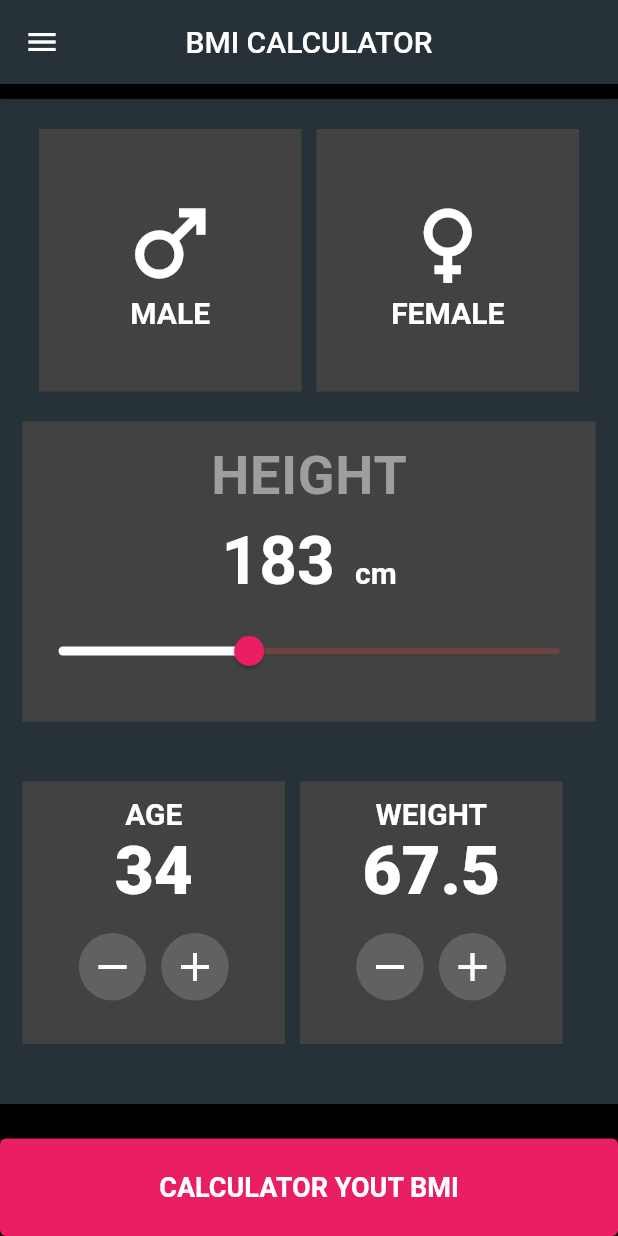
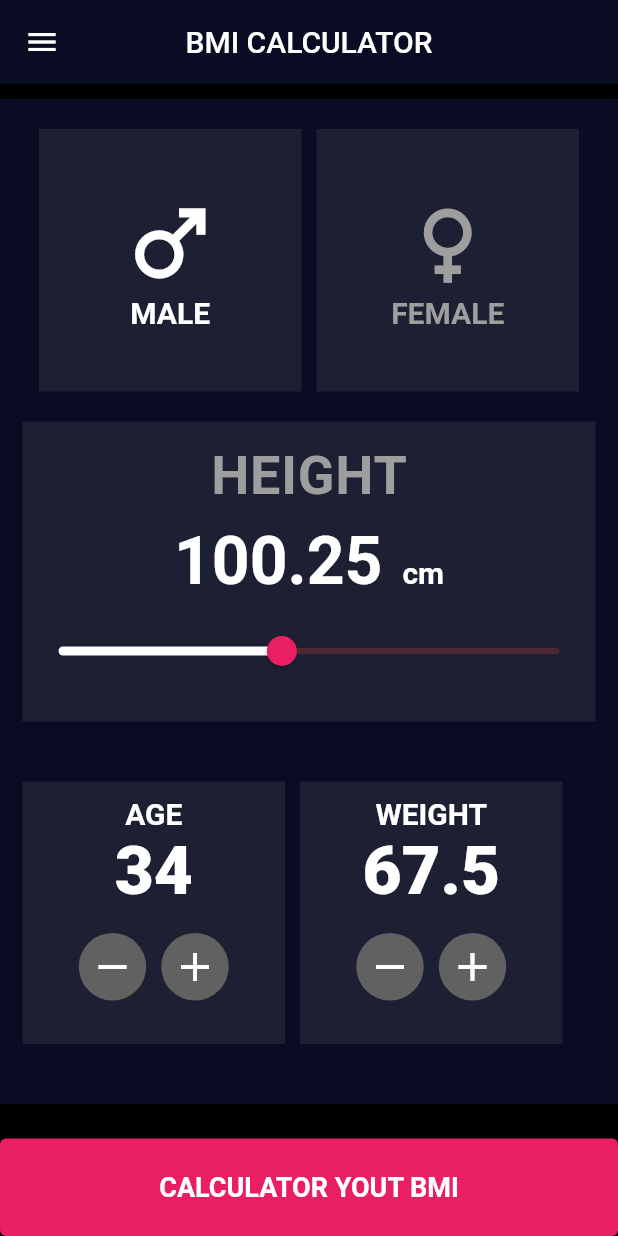
Before and after one commit to AnewZzz/bmi-flutter, a Flutter app: the screen it shows after launch, on a phone screen of 412 x 824 dp. Run offline on Flutter 3.47's test engine with Material 2 defaults, Android fonts, the phone set to English and light mode, and no system bars.

Commit message:
first commit

```diff
--- a/lib/HomePage.dart
+++ b/lib/HomePage.dart
@@ -12,6 +12,14 @@ class _HomePageState extends State<HomePage> {
   int age = 34;
   double weight = 67.5;
 
+  double sliderValue = 100.25;
+  double minValue = 20;
+  double maxValue = 200;
+
+  bool gender = true;
+
+  double? bmiResult;
+
   @override
   Widget build(BuildContext context) {
     return Scaffold(
@@ -22,9 +30,17 @@ class _HomePageState extends State<HomePage> {
         child: ElevatedButton(
             style: ElevatedButton.styleFrom(backgroundColor: Colors.pink),
             onPressed: () {
-              Navigator.push(context,
-                  MaterialPageRoute(builder: (context) => ResultPage()));
-              ;
+              bmiResult = (weight / sliderValue / sliderValue) * 10000;
+              Navigator.push(
+                  context,
+                  MaterialPageRoute(
+                      builder: (context) => ResultPage(
+                            bmiResult: bmiResult ?? 0.0,
+                          )));
+
+              // print('${(weight / sliderValue / sliderValue) * 10000}');
+
+              print(bmiResult);
             },
             child: Text(
               'Calculator yout bmi'.toUpperCase(),
@@ -35,7 +51,7 @@ class _HomePageState extends State<HomePage> {
             )),
       ),
       appBar: AppBar(
-        backgroundColor: Colors.blueGrey.shade900,
+        backgroundColor: Color(0xff0a0c23),
         leading: IconButton(onPressed: () {}, icon: Icon(Icons.menu)),
         title: Text('BMI Calculator'.toUpperCase()),
         centerTitle: true,
@@ -45,7 +61,7 @@ class _HomePageState extends State<HomePage> {
           margin: const EdgeInsets.only(top: 10),
           padding: EdgeInsets.symmetric(horizontal: 15),
           width: double.infinity,
-          color: Colors.blueGrey.shade900,
+          color: Color(0xff0a0c23),
           child: Column(children: [
             // General Widget
             Padding(
@@ -53,50 +69,69 @@ class _HomePageState extends State<HomePage> {
               child: Row(
                 mainAxisAlignment: MainAxisAlignment.center,
                 children: [
-                  Container(
+                  InkWell(
+                    onTap: () {
+                      print('male selected');
+                      setState(() {
+                        gender = !gender;
+                      });
+                    },
+                    child: Container(
                       height: 175,
                       width: 175,
-                    color: Colors.grey.shade800,
+                      color: Color(0xff1d2033),
                       child: Column(
                           mainAxisAlignment: MainAxisAlignment.center,
                           children: [
                             Icon(
                               Icons.male,
-                            color: Colors.white,
+                              color: gender ? Colors.white : Colors.grey,
                               size: 70,
                             ),
                             Text(
                               'Male'.toUpperCase(),
                               style: TextStyle(
                                   fontSize: 20,
-                                color: Colors.white,
+                                  color: gender ? Colors.white : Colors.grey,
                                   fontWeight: FontWeight.w600),
                             )
                           ]),
                     ),
+                  ),
                   SizedBox(
                     width: 10,
                   ),
-                  Container(
+                  InkWell(
+                    onTap: () {
+                      print('Female Selected');
+                      setState(() {
+                        gender = !gender;
+                      });
+                    },
+                    child: Container(
                       height: 175,
                       width: 175,
-                    color: Colors.grey.shade800,
+                      color: Color(0xff1d2033),
                       child: Column(
                           mainAxisAlignment: MainAxisAlignment.center,
                           children: [
                             Icon(
                               Icons.female,
-                            color: Colors.white,
+                              color:
+                                  gender == false ? Colors.white : Colors.grey,
                               size: 70,
                             ),
                             Text(
                               'Female'.toUpperCase(),
                               style: TextStyle(
                                   fontSize: 20,
-                                color: Colors.white,
+                                  color: gender == false
+                                      ? Colors.white
+                                      : Colors.grey,
                                   fontWeight: FontWeight.w600),
                             )
                           ]),
+                    ),
                   )
                 ],
               ),
@@ -106,7 +141,7 @@ class _HomePageState extends State<HomePage> {
             Container(
               width: double.infinity,
               height: 200,
-              color: Colors.grey.shade800,
+              color: Color(0xff1d2033),
               padding: EdgeInsets.symmetric(vertical: 15),
               child: Column(
                 children: [
@@ -125,7 +160,7 @@ class _HomePageState extends State<HomePage> {
                   RichText(
                       text: TextSpan(children: [
                     TextSpan(
-                      text: '183',
+                      text: sliderValue.toStringAsFixed(2),
                       style: TextStyle(
                           color: Colors.white,
                           fontSize: 44,
@@ -146,10 +181,14 @@ class _HomePageState extends State<HomePage> {
                   Slider(
                       activeColor: Colors.white,
                       thumbColor: Colors.pink,
-                      value: 100.89,
-                      min: 40,
-                      max: 200,
-                      onChanged: (value) {})
+                      value: sliderValue,
+                      min: minValue,
+                      max: maxValue,
+                      onChanged: (value) {
+                        setState(() {
+                          sliderValue = value;
+                        });
+                      })
                 ],
               ),
             ),
@@ -165,7 +204,7 @@ class _HomePageState extends State<HomePage> {
                   Container(
                     height: 175,
                     width: 175,
-                    color: Colors.grey.shade800,
+                    color: Color(0xff1d2033),
                     child: Column(
                       children: [
                         SizedBox(
@@ -191,7 +230,13 @@ class _HomePageState extends State<HomePage> {
                         Row(
                           mainAxisAlignment: MainAxisAlignment.center,
                           children: [
-                            Container(
+                            InkWell(
+                              onTap: () {
+                                setState(() {
+                                  age--;
+                                });
+                              },
+                              child: Container(
                                 height: 45,
                                 width: 45,
                                 decoration: BoxDecoration(
@@ -204,10 +249,17 @@ class _HomePageState extends State<HomePage> {
                                   size: 32,
                                 ),
                               ),
+                            ),
                             SizedBox(
                               width: 10,
                             ),
-                            Container(
+                            InkWell(
+                              onTap: () {
+                                setState(() {
+                                  age++;
+                                });
+                              },
+                              child: Container(
                                 height: 45,
                                 width: 45,
                                 decoration: BoxDecoration(
@@ -217,6 +269,7 @@ class _HomePageState extends State<HomePage> {
                                   Icons.add,
                                   color: Colors.white,
                                   size: 32,
+                                ),
                               ),
                             )
                           ],
@@ -230,7 +283,7 @@ class _HomePageState extends State<HomePage> {
                   Container(
                     height: 175,
                     width: 175,
-                    color: Colors.grey.shade800,
+                    color: Color(0xff1d2033),
                     child: Column(
                       children: [
                         SizedBox(
@@ -256,7 +309,13 @@ class _HomePageState extends State<HomePage> {
                         Row(
                           mainAxisAlignment: MainAxisAlignment.center,
                           children: [
-                            Container(
+                            InkWell(
+                              onTap: () {
+                                setState(() {
+                                  weight = weight - 0.5;
+                                });
+                              },
+                              child: Container(
                                 height: 45,
                                 width: 45,
                                 decoration: BoxDecoration(
@@ -269,10 +328,17 @@ class _HomePageState extends State<HomePage> {
                                   size: 32,
                                 ),
                               ),
+                            ),
                             SizedBox(
                               width: 10,
                             ),
-                            Container(
+                            InkWell(
+                              onTap: () {
+                                setState(() {
+                                  weight = weight + 0.5;
+                                });
+                              },
+                              child: Container(
                                 height: 45,
                                 width: 45,
                                 decoration: BoxDecoration(
@@ -282,6 +348,7 @@ class _HomePageState extends State<HomePage> {
                                   Icons.add,
                                   color: Colors.white,
                                   size: 32,
+                                ),
                               ),
                             ),
                           ],
```
Also changed, not shown: lib/result_page.dart (+31 -6 lines). Lines whose indentation alone changed are shown as unchanged.
